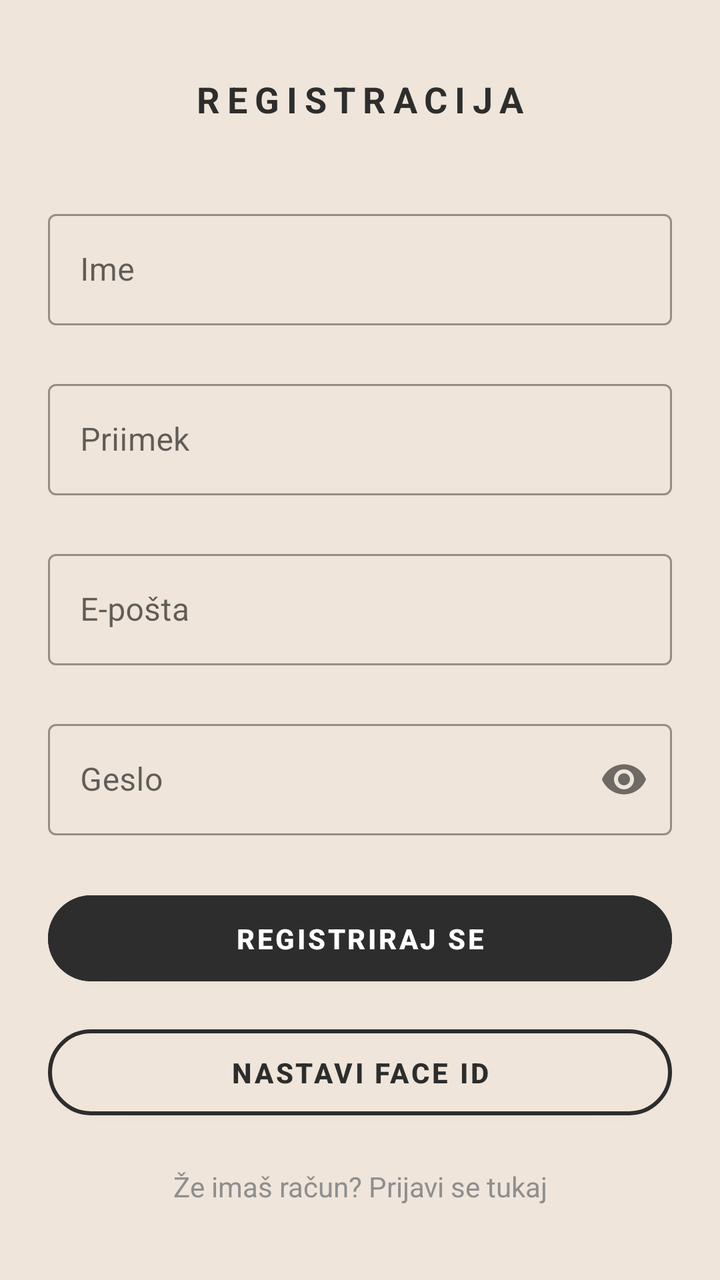
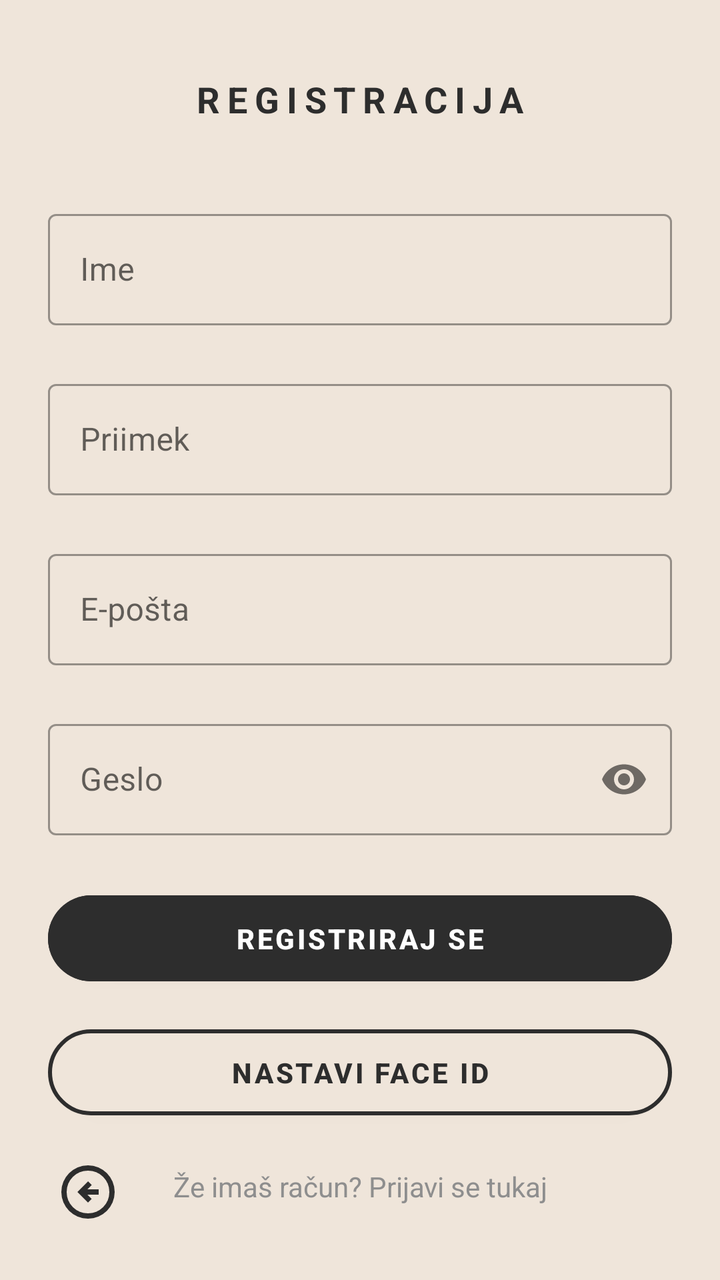

The first picture is an Android layout as it rendered before a commit; the second is the same layout after the commit. The layout source and the unified diff follow.
<!-- AndroidManifest.xml: application theme Theme.PametniPaketnik -->
<!-- res/layout/activity_register.xml -->
<?xml version="1.0" encoding="utf-8"?>
<androidx.constraintlayout.widget.ConstraintLayout xmlns:android="http://schemas.android.com/apk/res/android"
    xmlns:app="http://schemas.android.com/apk/res-auto"
    xmlns:tools="http://schemas.android.com/tools"
    android:id="@+id/main"
    android:layout_width="match_parent"
    android:layout_height="match_parent"
    android:background="@color/background"
    tools:context=".RegisterActivity">

    <LinearLayout
        android:layout_width="match_parent"
        android:layout_height="wrap_content"
        android:orientation="vertical"
        android:background="@color/background"
        android:paddingStart="24dp"
        android:paddingEnd="24dp"
        app:layout_constraintTop_toTopOf="parent"
        app:layout_constraintBottom_toBottomOf="parent"
        app:layout_constraintStart_toStartOf="parent"
        app:layout_constraintEnd_toEndOf="parent">

        <TextView
            android:id="@+id/registerTitle"
            android:layout_width="match_parent"
            android:layout_height="wrap_content"
            android:letterSpacing="0.2"
            android:text="@string/register_title"
            android:textAlignment="center"
            android:textAllCaps="true"
            android:textColor="@color/history_text_primary"
            android:textSize="18sp"
            android:textStyle="bold"
            android:layout_marginBottom="40dp"/>

        <com.google.android.material.textfield.TextInputLayout
            android:id="@+id/nameTitle"
            style="@style/Widget.MaterialComponents.TextInputLayout.OutlinedBox"
            android:layout_width="match_parent"
            android:layout_height="wrap_content"
            android:layout_marginBottom="24dp"
            android:hint="@string/nameHint">

            <com.google.android.material.textfield.TextInputEditText
                android:id="@+id/inputName"
                android:layout_width="match_parent"
                android:layout_height="wrap_content"
                android:inputType="text"
                android:textColor="@color/history_text_primary" />
        </com.google.android.material.textfield.TextInputLayout>

        <com.google.android.material.textfield.TextInputLayout
            android:id="@+id/surnameTitle"
            style="@style/Widget.MaterialComponents.TextInputLayout.OutlinedBox"
            android:layout_width="match_parent"
            android:layout_height="wrap_content"
            android:layout_marginBottom="24dp"
            android:hint="@string/surnameHint">

            <com.google.android.material.textfield.TextInputEditText
                android:id="@+id/inputSurname"
                android:layout_width="match_parent"
                android:layout_height="wrap_content"
                android:inputType="text"
                android:textColor="@color/history_text_primary" />
        </com.google.android.material.textfield.TextInputLayout>

        <com.google.android.material.textfield.TextInputLayout
            android:id="@+id/emailTitle"
            style="@style/Widget.MaterialComponents.TextInputLayout.OutlinedBox"
            android:layout_width="match_parent"
            android:layout_height="wrap_content"
            android:layout_marginBottom="24dp"
            android:hint="@string/emailHint">

            <com.google.android.material.textfield.TextInputEditText
                android:id="@+id/inputEmail"
                android:layout_width="match_parent"
                android:layout_height="wrap_content"
                android:inputType="textEmailAddress"
                android:textColor="@color/history_text_primary" />
        </com.google.android.material.textfield.TextInputLayout>

        <com.google.android.material.textfield.TextInputLayout
            android:id="@+id/passwordTitle"
            style="@style/Widget.MaterialComponents.TextInputLayout.OutlinedBox"
            android:layout_width="match_parent"
            android:layout_height="wrap_content"
            android:layout_marginBottom="24dp"
            android:hint="@string/passwordHint"
            app:passwordToggleEnabled="true">

            <com.google.android.material.textfield.TextInputEditText
                android:id="@+id/inputPassword"
                android:layout_width="match_parent"
                android:layout_height="wrap_content"
                android:inputType="textPassword"
                android:textColor="@color/history_text_primary" />
        </com.google.android.material.textfield.TextInputLayout>

        <Button
            android:id="@+id/btnRegister"
            android:layout_width="match_parent"
            android:layout_height="55dp"
            android:backgroundTint="@color/history_text_primary"
            android:text="@string/registriraj_se"
            android:textAllCaps="true"
            android:textColor="@android:color/white"
            android:textStyle="bold"
            app:cornerRadius="40dp" />

        <Button
            android:id="@+id/btnFaceIdSetup"
            android:layout_width="match_parent"
            android:layout_height="55dp"
            android:layout_marginTop="12dp"
            android:text="Nastavi Face ID"
            android:textStyle="bold"
            android:backgroundTint="@color/background"
            android:textColor="@color/history_text_primary"
            app:strokeColor="@color/history_text_primary"
            app:strokeWidth="2dp"
            app:cornerRadius="40dp" />

        <TextView
            android:id="@+id/goToLogin"
            android:layout_width="match_parent"
            android:layout_height="wrap_content"
            android:layout_marginTop="20dp"
            android:text="@string/go_to_login_text"
            android:textAlignment="center"
            android:textColor="@color/history_text_secondary"
            android:textSize="14sp" />

    </LinearLayout>

</androidx.constraintlayout.widget.ConstraintLayout>
<!-- resources referenced by this layout -->
<resources>
  <color name="background">#EFE5DA</color>
  <color name="history_text_primary">#2D2D2D</color>
  <color name="history_text_secondary">#8E8E8E</color>
  <string name="emailHint">E-pošta</string>
  <string name="go_to_login_text">Že imaš račun? Prijavi se tukaj</string>
  <string name="nameHint">Ime</string>
  <string name="passwordHint">Geslo</string>
  <string name="register_title">Registracija</string>
  <string name="registriraj_se">Registriraj se</string>
  <string name="surnameHint">Priimek</string>
  <style name="Theme.PametniPaketnik" parent="Base.Theme.PametniPaketnik" />
  <style name="Base.Theme.PametniPaketnik" parent="Theme.MaterialComponents.Light.NoActionBar">
          <item name="colorPrimary">@color/history_text_primary</item>
          <item name="android:statusBarColor">@color/background</item>
          <item name="android:windowLightStatusBar">true</item> </style>
</resources>

<!-- the commit's change to res/layout/activity_register.xml (unified diff, before → after) -->
@@ -133,5 +133,18 @@
             android:textSize="14sp" />
 
     </LinearLayout>
-
+    <ImageButton
+        android:id="@+id/btnBack"
+        android:layout_width="56dp"
+        android:layout_height="56dp"
+        android:layout_marginStart="16dp"
+        android:layout_marginBottom="16dp"
+        android:background="?attr/selectableItemBackgroundBorderless"
+        android:contentDescription="@string/nazaj"
+        android:padding="12dp"
+        android:scaleType="fitCenter"
+        android:src="@drawable/ic_back_black"
+        app:layout_constraintBottom_toBottomOf="parent"
+        app:layout_constraintStart_toStartOf="parent"
+        app:tint="@color/history_text_primary" />
 </androidx.constraintlayout.widget.ConstraintLayout>
<!-- resource entries referenced after the edit -->
@@ -3,9 +3,16 @@
   <color name="background">#EFE5DA</color>
   <color name="history_text_primary">#2D2D2D</color>
   <color name="history_text_secondary">#8E8E8E</color>
+  <!-- drawable ic_back_black (drawable) -->
+  <vector xmlns:android="http://schemas.android.com/apk/res/android" android:autoMirrored="true" android:height="24dp" android:tint="#000000" android:viewportHeight="960" android:viewportWidth="960" android:width="24dp">
+        
+      <path android:fillColor="@android:color/white" android:pathData="M480,640L536,584L472,520L640,520L640,440L472,440L536,376L480,320L320,480L480,640ZM480,880Q397,880 324,848.5Q251,817 197,763Q143,709 111.5,636Q80,563 80,480Q80,397 111.5,324Q143,251 197,197Q251,143 324,111.5Q397,80 480,80Q563,80 636,111.5Q709,143 763,197Q817,251 848.5,324Q880,397 880,480Q880,563 848.5,636Q817,709 763,763Q709,817 636,848.5Q563,880 480,880ZM480,800Q614,800 707,707Q800,614 800,480Q800,346 707,253Q614,160 480,160Q346,160 253,253Q160,346 160,480Q160,614 253,707Q346,800 480,800ZM480,480Q480,480 480,480Q480,480 480,480Q480,480 480,480Q480,480 480,480Q480,480 480,480Q480,480 480,480Q480,480 480,480Q480,480 480,480Z"/>
+      
+  </vector>
   <string name="emailHint">E-pošta</string>
   <string name="go_to_login_text">Že imaš račun? Prijavi se tukaj</string>
   <string name="nameHint">Ime</string>
+  <string name="nazaj">Nazaj</string>
   <string name="passwordHint">Geslo</string>
   <string name="register_title">Registracija</string>
   <string name="registriraj_se">Registriraj se</string>
